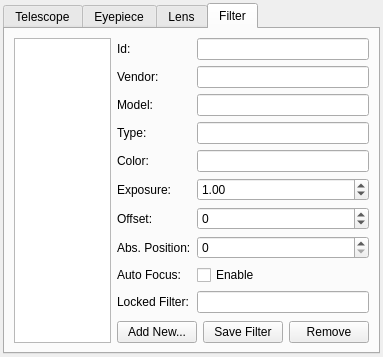
Old version of the form kstars/oal/equipmentwriter.ui in the repository KDE/kstars.
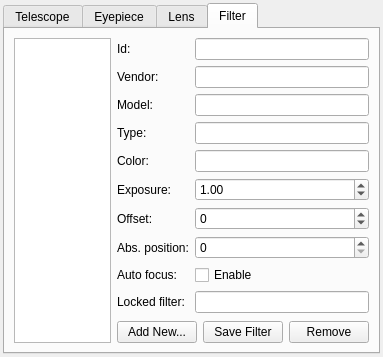
New version of the form. The open tabs and pages were chosen to show the change. Icons and pictures are not drawn.

```diff
--- a/kstars/oal/equipmentwriter.ui
+++ b/kstars/oal/equipmentwriter.ui
@@ -737,7 +737,7 @@
            <item row="8" column="0">
             <widget class="QLabel" name="label_21">
              <property name="text">
-              <string>Auto Focus:</string>
+              <string>Auto focus:</string>
              </property>
             </widget>
            </item>
@@ -751,7 +751,7 @@
            <item row="9" column="0">
             <widget class="QLabel" name="label_20">
              <property name="text">
-              <string>Locked Filter:</string>
+              <string>Locked filter:</string>
              </property>
             </widget>
            </item>
@@ -761,7 +761,7 @@
            <item row="7" column="0">
             <widget class="QLabel" name="label_22">
              <property name="text">
-              <string>Abs. Position:</string>
+              <string>Abs. position:</string>
              </property>
             </widget>
            </item>
```
Left out of the diff: 6 changed lines with no effect on the pictures.
